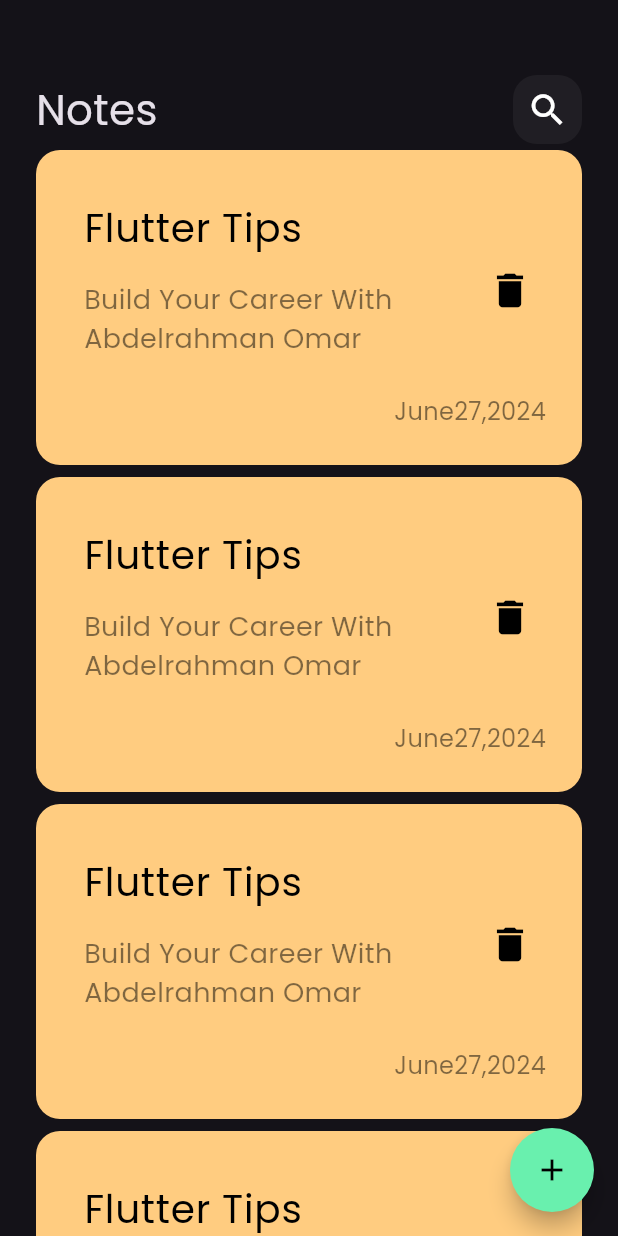
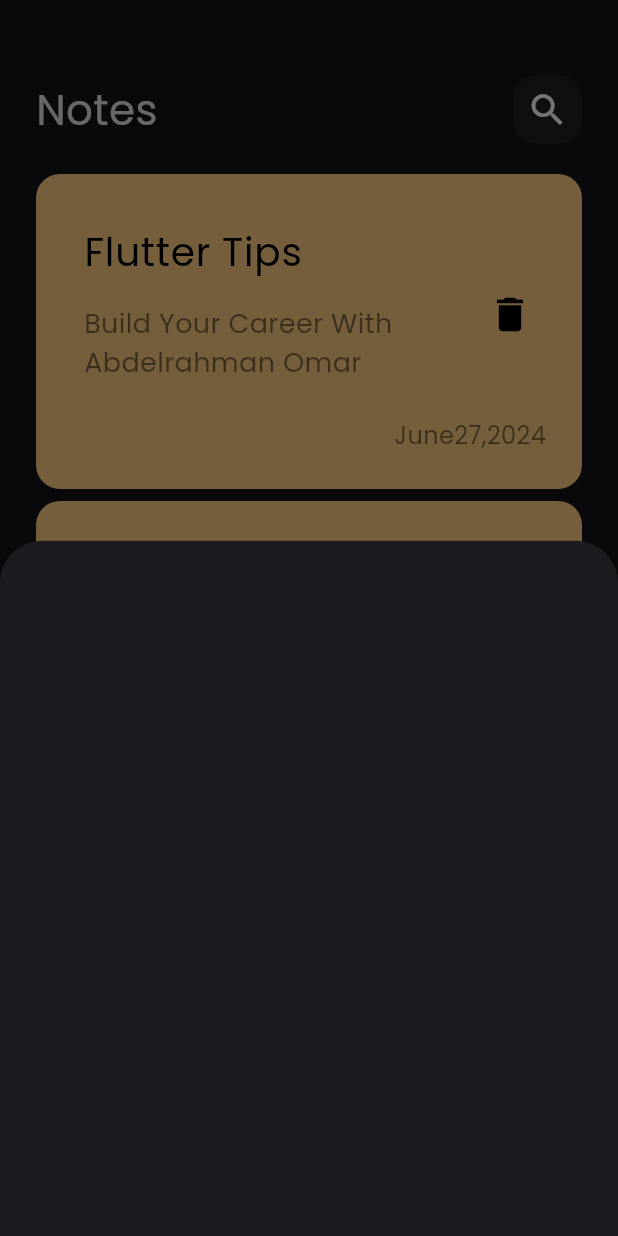
Before and after one commit to Abderlahman-Omar/notes_app, a Flutter app: the screen it shows after launch, after a tap on the "add" icon, on a phone screen of 412 x 824 dp. Run offline on Flutter 3.47's test engine with Material 3 defaults, Android fonts, the phone set to English and light mode, and no system bars.

Commit message:
add Note Bottom Sheet

```diff
--- a/lib/views/notes_view.dart
+++ b/lib/views/notes_view.dart
@@ -1,4 +1,5 @@
 import 'package:flutter/material.dart';
+import 'package:notes_app/views/widgets/add_note_bottom_sheet.dart';
 import 'package:notes_app/views/widgets/notes_view_body.dart';
 
 class NotesView extends StatelessWidget {
@@ -10,7 +11,13 @@ class NotesView extends StatelessWidget {
       floatingActionButton: FloatingActionButton(
         backgroundColor: Colors.greenAccent,
         shape: const CircleBorder(),
-        onPressed: () {},
+        onPressed: () {
+          showModalBottomSheet(
+              context: context,
+              builder: (context) {
+                return const AddNoteBottomSheet();
+              });
+        },
         child: const Icon(
           Icons.add,
           color: Colors.black,
--- /dev/null
+++ b/lib/views/widgets/add_note_bottom_sheet.dart
@@ -0,0 +1,10 @@
+import 'package:flutter/material.dart';
+
+class AddNoteBottomSheet extends StatelessWidget {
+  const AddNoteBottomSheet({super.key});
+
+  @override
+  Widget build(BuildContext context) {
+    return Container();
+  }
+}
--- a/lib/views/widgets/notes_list_view.dart
+++ b/lib/views/widgets/notes_list_view.dart
@@ -6,13 +6,21 @@ class NotesListView extends StatelessWidget {
 
   @override
   Widget build(BuildContext context) {
-    return ListView.builder(itemBuilder: (context, index) {
+    return Padding(
+      padding: const EdgeInsets.symmetric(
+        vertical: 16,
+      ),
+      child: ListView.builder(
+        padding: EdgeInsets.zero,
+        itemBuilder: (context, index) {
           return const Padding(
             padding: EdgeInsets.symmetric(
               vertical: 4,
             ),
             child: NoteItem(),
           );
-    });
+        },
+      ),
+    );
   }
 }
```
Lines whose indentation alone changed are shown as unchanged.
